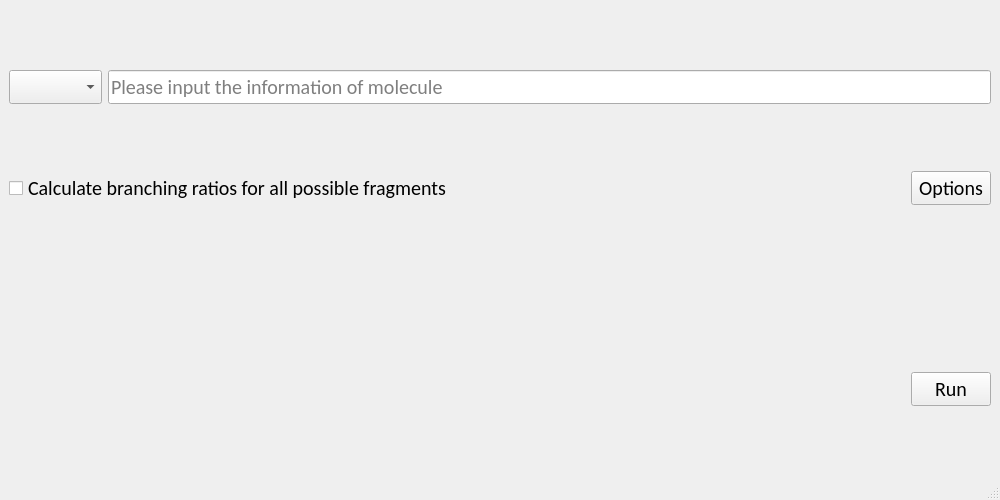
First picture: the form in SDIC Project/brief sample.ui, repository Yintai-Ding/SDIC-Project-YintaiDing, before the edit.
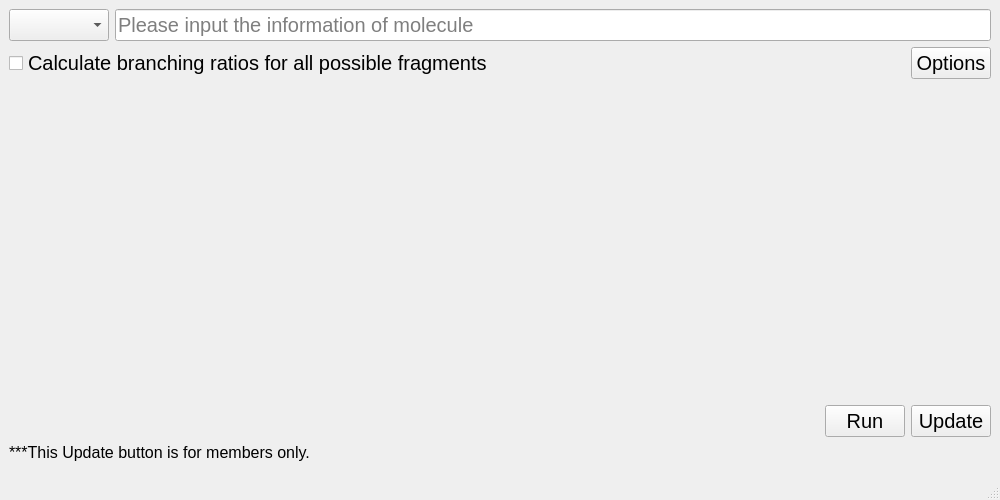
Second picture: the form after the edit.

What changed in the file:
```diff
--- a/SDIC Project/brief sample.ui
+++ b/SDIC Project/brief sample.ui
@@ -16,6 +16,12 @@
     <height>500</height>
    </size>
   </property>
+  <property name="font">
+   <font>
+    <family>Arial</family>
+    <pointsize>15</pointsize>
+   </font>
+  </property>
   <property name="windowTitle">
    <string>Branching Ratios</string>
   </property>
@@ -27,7 +33,7 @@
        <widget class="QComboBox" name="comboBox">
         <property name="font">
          <font>
-          <family>Calibri</family>
+          <family>Arial</family>
           <pointsize>15</pointsize>
          </font>
         </property>
@@ -58,7 +64,7 @@
         </property>
         <property name="font">
          <font>
-          <family>Calibri</family>
+          <family>Arial</family>
           <pointsize>15</pointsize>
          </font>
         </property>
@@ -75,7 +81,7 @@
        <widget class="QCheckBox" name="ComputeRatios">
         <property name="font">
          <font>
-          <family>Calibri</family>
+          <family>Arial</family>
           <pointsize>15</pointsize>
          </font>
         </property>
@@ -107,7 +113,7 @@
         </property>
         <property name="font">
          <font>
-          <family>Calibri</family>
+          <family>Arial</family>
           <pointsize>15</pointsize>
          </font>
         </property>
@@ -118,6 +124,19 @@
       </item>
      </layout>
     </item>
+    <item>
+     <spacer name="verticalSpacer">
+      <property name="orientation">
+       <enum>Qt::Vertical</enum>
+      </property>
+      <property name="sizeHint" stdset="0">
+       <size>
+        <width>20</width>
+        <height>40</height>
+       </size>
+      </property>
+     </spacer>
+    </item>
     <item>
      <layout class="QHBoxLayout" name="RunButtonLayout">
       <property name="leftMargin">
@@ -149,7 +168,7 @@
         </property>
         <property name="font">
          <font>
-          <family>Calibri</family>
+          <family>Arial</family>
           <pointsize>15</pointsize>
          </font>
         </property>
@@ -158,8 +177,28 @@
         </property>
        </widget>
       </item>
+      <item>
+       <widget class="QPushButton" name="UpdateButton">
+        <property name="text">
+         <string>Update</string>
+        </property>
+       </widget>
+      </item>
      </layout>
     </item>
+    <item>
+     <widget class="QLabel" name="label">
+      <property name="font">
+       <font>
+        <family>Arial</family>
+        <pointsize>12</pointsize>
+       </font>
+      </property>
+      <property name="text">
+       <string>***This Update button is for members only.</string>
+      </property>
+     </widget>
+    </item>
    </layout>
   </widget>
   <widget class="QMenuBar" name="menubar">
@@ -172,7 +211,14 @@
     </rect>
    </property>
   </widget>
-  <widget class="QStatusBar" name="statusbar"/>
+  <widget class="QStatusBar" name="statusbar">
+   <property name="font">
+    <font>
+     <family>Arial</family>
+     <pointsize>15</pointsize>
+    </font>
+   </property>
+  </widget>
  </widget>
  <resources/>
  <connections/>
```
Left out of the diff: 8 changed lines with no effect on the pictures.
